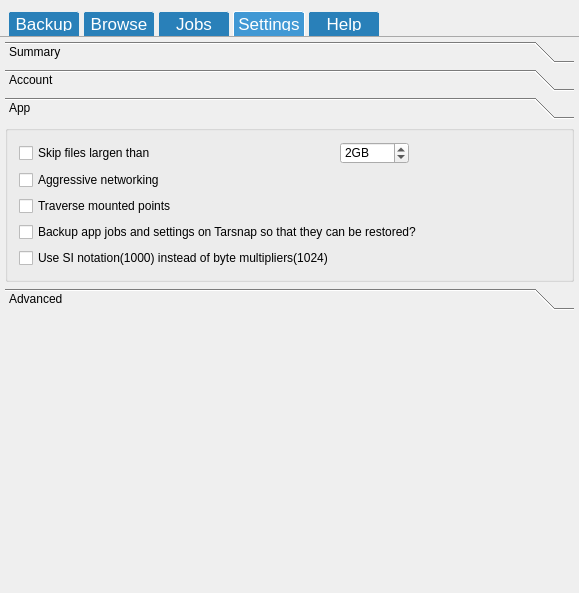
Old version of the form mainwindow.ui in the repository Tarsnap/tarsnap-gui.
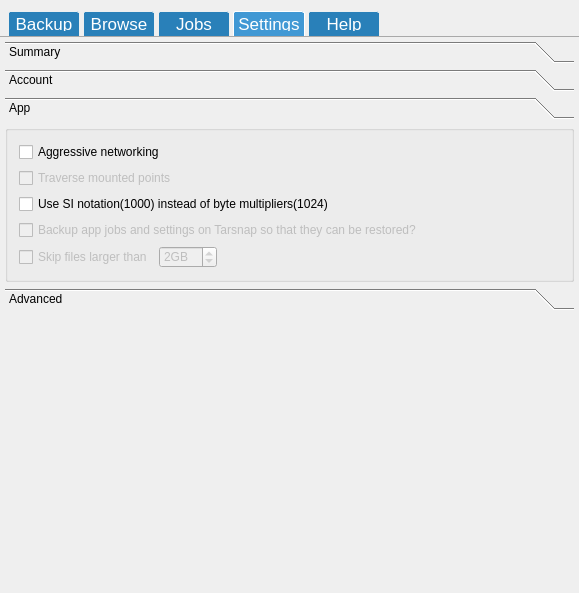
New version of the form. The open tabs and pages were chosen to show the change. Icons and pictures are not drawn. Custom widgets are drawn as their Qt base class.

Commit message: Implement Account Settings pane, tarsnap client and cache path settings and assorted improvements.

Patch:
```diff
--- a/mainwindow.ui
+++ b/mainwindow.ui
@@ -1223,8 +1223,8 @@
            <rect>
             <x>0</x>
             <y>0</y>
-            <width>500</width>
-            <height>147</height>
+            <width>554</width>
+            <height>148</height>
            </rect>
           </property>
           <attribute name="label">
@@ -1249,86 +1249,113 @@
               <string/>
              </property>
              <layout class="QGridLayout" name="gridLayout">
-              <property name="spacing">
-               <number>-1</number>
-              </property>
-              <item row="4" column="0">
+              <item row="3" column="0">
+               <widget class="QCheckBox" name="checkBox">
+                <property name="enabled">
+                 <bool>false</bool>
+                </property>
+                <property name="text">
+                 <string>Backup app jobs and settings on Tarsnap so that they can be restored?</string>
+                </property>
+                <property name="checked">
+                 <bool>false</bool>
+                </property>
+               </widget>
+              </item>
+              <item row="2" column="0">
                <widget class="QCheckBox" name="checkBox_4">
                 <property name="text">
                  <string>Use SI notation(1000) instead of byte multipliers(1024)</string>
                 </property>
                </widget>
               </item>
-              <item row="1" column="0">
+              <item row="0" column="0">
                <widget class="QCheckBox" name="checkBox_5">
                 <property name="text">
                  <string>Aggressive networking</string>
                 </property>
                </widget>
               </item>
-              <item row="3" column="0" colspan="4">
-               <widget class="QCheckBox" name="checkBox">
-                <property name="text">
-                 <string>Backup app jobs and settings on Tarsnap so that they can be restored?</string>
-                </property>
-                <property name="checked">
-                 <bool>false</bool>
-                </property>
-               </widget>
-              </item>
-              <item row="0" column="0">
-               <widget class="QCheckBox" name="checkBox_3">
-                <property name="sizePolicy">
-                 <sizepolicy hsizetype="Maximum" vsizetype="Fixed">
-                  <horstretch>0</horstretch>
-                  <verstretch>0</verstretch>
-                 </sizepolicy>
-                </property>
-                <property name="text">
-                 <string>Skip files largen than</string>
-                </property>
-                <property name="tristate">
-                 <bool>false</bool>
-                </property>
-               </widget>
-              </item>
-              <item row="0" column="2" colspan="2">
-               <spacer name="horizontalSpacer_3">
-                <property name="orientation">
-                 <enum>Qt::Horizontal</enum>
-                </property>
-                <property name="sizeType">
-                 <enum>QSizePolicy::Minimum</enum>
-                </property>
-                <property name="sizeHint" stdset="0">
-                 <size>
-                  <width>40</width>
-                  <height>20</height>
-                 </size>
-                </property>
-               </spacer>
-              </item>
-              <item row="2" column="0">
+              <item row="1" column="0">
                <widget class="QCheckBox" name="checkBox_2">
+                <property name="enabled">
+                 <bool>false</bool>
+                </property>
                 <property name="text">
                  <string>Traverse mounted points</string>
                 </property>
                </widget>
               </item>
-              <item row="0" column="1">
-               <widget class="QSpinBox" name="spinBox">
-                <property name="sizePolicy">
-                 <sizepolicy hsizetype="Minimum" vsizetype="Fixed">
-                  <horstretch>0</horstretch>
-                  <verstretch>0</verstretch>
-                 </sizepolicy>
-                </property>
-                <property name="suffix">
-                 <string>GB</string>
-                </property>
-                <property name="value">
-                 <number>2</number>
-                </property>
+              <item row="4" column="0">
+               <widget class="QWidget" name="widget" native="true">
+                <layout class="QHBoxLayout" name="horizontalLayout_5">
+                 <property name="spacing">
+                  <number>-1</number>
+                 </property>
+                 <property name="leftMargin">
+                  <number>0</number>
+                 </property>
+                 <property name="topMargin">
+                  <number>0</number>
+                 </property>
+                 <property name="rightMargin">
+                  <number>0</number>
+                 </property>
+                 <property name="bottomMargin">
+                  <number>0</number>
+                 </property>
+                 <item>
+                  <widget class="QCheckBox" name="checkBox_3">
+                   <property name="enabled">
+                    <bool>false</bool>
+                   </property>
+                   <property name="sizePolicy">
+                    <sizepolicy hsizetype="Maximum" vsizetype="Fixed">
+                     <horstretch>0</horstretch>
+                     <verstretch>0</verstretch>
+                    </sizepolicy>
+                   </property>
+                   <property name="text">
+                    <string>Skip files larger than</string>
+                   </property>
+                   <property name="tristate">
+                    <bool>false</bool>
+                   </property>
+                  </widget>
+                 </item>
+                 <item>
+                  <widget class="QSpinBox" name="spinBox">
+                   <property name="enabled">
+                    <bool>false</bool>
+                   </property>
+                   <property name="sizePolicy">
+                    <sizepolicy hsizetype="Minimum" vsizetype="Fixed">
+                     <horstretch>0</horstretch>
+                     <verstretch>0</verstretch>
+                    </sizepolicy>
+                   </property>
+                   <property name="suffix">
+                    <string>GB</string>
+                   </property>
+                   <property name="value">
+                    <number>2</number>
+                   </property>
+                  </widget>
+                 </item>
+                 <item>
+                  <spacer name="horizontalSpacer_3">
+                   <property name="orientation">
+                    <enum>Qt::Horizontal</enum>
+                   </property>
+                   <property name="sizeHint" stdset="0">
+                    <size>
+                     <width>0</width>
+                     <height>0</height>
+                    </size>
+                   </property>
+                  </spacer>
+                 </item>
+                </layout>
                </widget>
               </item>
              </layout>
```
Left out of the diff: 192 changed lines with no effect on the pictures. The commit also changes 9 other files.
